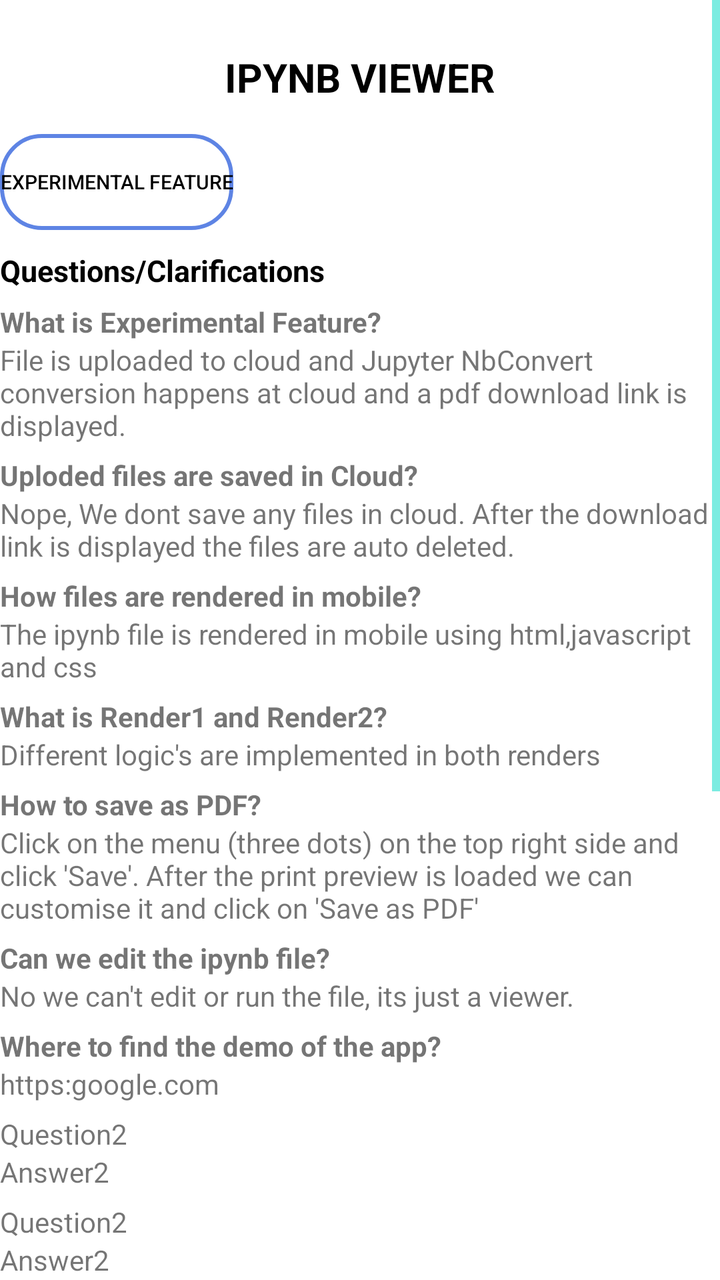
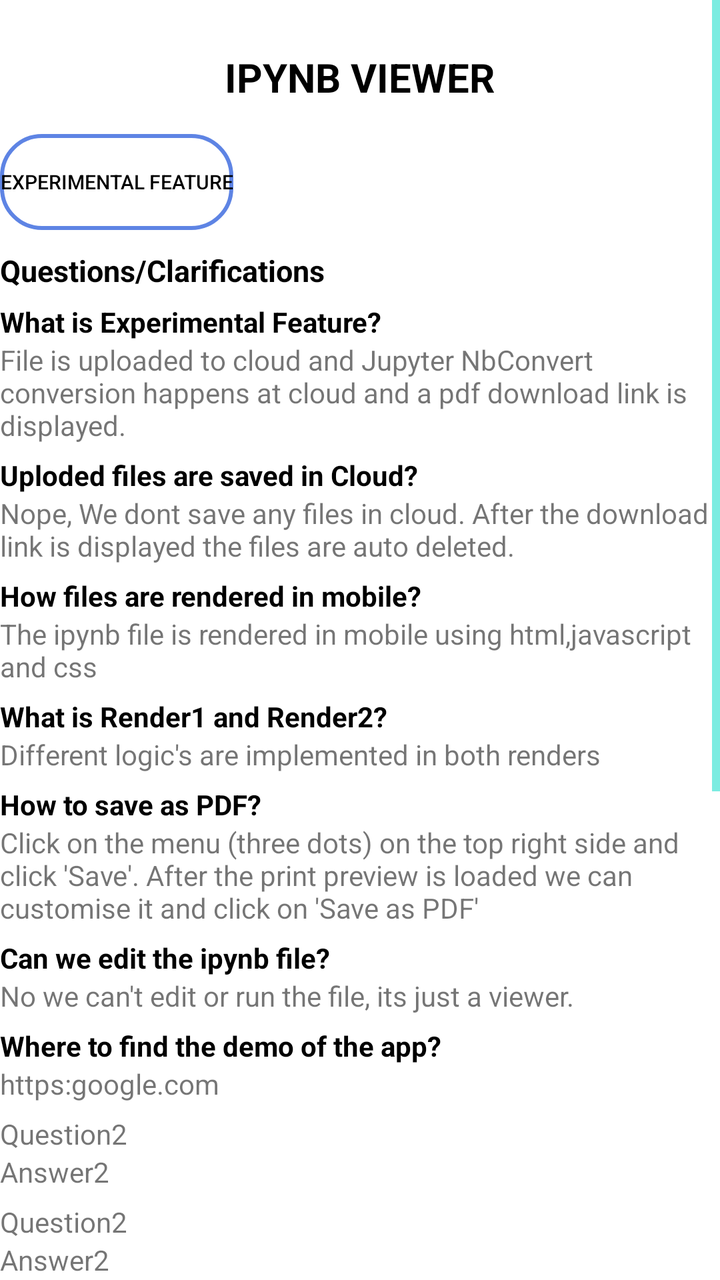

Compare the two renders of this Android layout. The source of the first and the diff that turns it into the second are given below.
<!-- AndroidManifest.xml: application theme Theme.IpynbViewer -->
<!-- res/layout/activity_information.xml -->
<?xml version="1.0" encoding="utf-8"?>
<ScrollView
    xmlns:android="http://schemas.android.com/apk/res/android"
    xmlns:tools="http://schemas.android.com/tools"
    xmlns:app="http://schemas.android.com/apk/res-auto"
    android:layout_width="match_parent"
    android:layout_height="match_parent">
    <LinearLayout
        android:layout_width="match_parent"
        android:layout_height="match_parent"
        android:orientation="vertical">

        <TextView
            android:layout_width="wrap_content"
            android:layout_height="wrap_content"
            android:text="IPYNB VIEWER"
            android:paddingTop="25dp"
            android:paddingBottom="15dp"
            android:textStyle="bold"
            android:layout_gravity="center"
            android:textColor="@color/colorText"
            android:textSize="20sp"/>

        <Button
            android:id="@+id/experimentalbtn"
            android:layout_width="wrap_content"
            android:layout_height="wrap_content"
            android:text="Experimental Feature"
            android:textSize="10sp"
            android:textColor="@color/colorText"
            android:background="@drawable/mybutton"
            tools:layout_editor_absoluteX="90dp"
            tools:layout_editor_absoluteY="587dp"
            app:backgroundTint="@null"/>

        <TextView
            android:layout_width="wrap_content"
            android:layout_height="wrap_content"
            android:text="Questions/Clarifications"
            android:textStyle="bold"
            android:textSize="15sp"
            android:textColor="@color/colorText"
            android:paddingTop="10dp"/>

        <TextView
            android:layout_width="match_parent"
            android:layout_height="wrap_content"
            android:paddingTop="6dp"
            android:text="What is Experimental Feature?"
            android:textStyle="bold"/>
        <TextView
            android:layout_width="match_parent"
            android:layout_height="wrap_content"
            android:text="File is uploaded to cloud and Jupyter NbConvert conversion happens at cloud and a pdf download link is displayed."/>

        <TextView
            android:layout_width="match_parent"
            android:layout_height="wrap_content"
            android:paddingTop="6dp"
            android:text="Uploded files are saved in Cloud?"
            android:textStyle="bold"/>
        <TextView
            android:layout_width="match_parent"
            android:layout_height="wrap_content"
            android:text="Nope, We dont save any files in cloud. After the download link is displayed the files are auto deleted."/>

        <TextView
            android:layout_width="match_parent"
            android:layout_height="wrap_content"
            android:paddingTop="6dp"
            android:text="How files are rendered in mobile?"
            android:textStyle="bold"/>
        <TextView
            android:layout_width="match_parent"
            android:layout_height="wrap_content"
            android:text="The ipynb file is rendered in mobile using html,javascript and css"/>

        <TextView
            android:layout_width="match_parent"
            android:layout_height="wrap_content"
            android:paddingTop="6dp"
            android:text="What is Render1 and Render2?"
            android:textStyle="bold"/>
        <TextView
            android:layout_width="match_parent"
            android:layout_height="wrap_content"
            android:text="Different logic's are implemented in both renders"/>

        <TextView
            android:layout_width="match_parent"
            android:layout_height="wrap_content"
            android:paddingTop="6dp"
            android:text="How to save as PDF?"
            android:textStyle="bold"/>
        <TextView
            android:layout_width="match_parent"
            android:layout_height="wrap_content"
            android:text="Click on the menu (three dots) on the top right side and click 'Save'. After the print preview is loaded we can customise it and click on 'Save as PDF'"/>

        <TextView
            android:layout_width="match_parent"
            android:layout_height="wrap_content"
            android:paddingTop="6dp"
            android:text="Can we edit the ipynb file?"
            android:textStyle="bold"/>
        <TextView
            android:layout_width="match_parent"
            android:layout_height="wrap_content"
            android:text="No we can't edit or run the file, its just a viewer."/>

        <TextView
            android:layout_width="match_parent"
            android:layout_height="wrap_content"
            android:paddingTop="6dp"
            android:text="Where to find the demo of the app?"
            android:textStyle="bold"/>
        <TextView
            android:layout_width="match_parent"
            android:layout_height="wrap_content"
            android:text="https:google.com"/>

        <TextView
            android:layout_width="match_parent"
            android:layout_height="wrap_content"
            android:paddingTop="6dp"
            android:text="Question2"/>
        <TextView
            android:layout_width="match_parent"
            android:layout_height="wrap_content"
            android:text="Answer2"/>

        <TextView
            android:layout_width="match_parent"
            android:layout_height="wrap_content"
            android:paddingTop="6dp"
            android:text="Question2"/>
        <TextView
            android:layout_width="match_parent"
            android:layout_height="wrap_content"
            android:text="Answer2"/>

        <TextView
            android:layout_width="match_parent"
            android:layout_height="wrap_content"
            android:paddingTop="6dp"
            android:text="Question2"/>
        <TextView
            android:layout_width="match_parent"
            android:layout_height="wrap_content"
            android:text="Answer2"/>

        <TextView
            android:layout_width="match_parent"
            android:layout_height="wrap_content"
            android:paddingTop="6dp"
            android:text="Question2"/>
        <TextView
            android:layout_width="match_parent"
            android:layout_height="wrap_content"
            android:text="Answer2"/>

        <TextView
            android:layout_width="match_parent"
            android:layout_height="wrap_content"
            android:paddingTop="6dp"
            android:text="Question2"/>
        <TextView
            android:layout_width="match_parent"
            android:layout_height="wrap_content"
            android:text="Answer2"/>

        <TextView
            android:layout_width="match_parent"
            android:layout_height="wrap_content"
            android:paddingTop="6dp"
            android:text="Question2"/>
        <TextView
            android:layout_width="match_parent"
            android:layout_height="wrap_content"
            android:text="Answer2"/>

        <TextView
            android:layout_width="match_parent"
            android:layout_height="wrap_content"
            android:paddingTop="6dp"
            android:text="Question2"/>
        <TextView
            android:layout_width="match_parent"
            android:layout_height="wrap_content"
            android:text="Answer2"/>

        <TextView
            android:layout_width="match_parent"
            android:layout_height="wrap_content"
            android:paddingTop="6dp"
            android:text="Question2"/>
        <TextView
            android:layout_width="match_parent"
            android:layout_height="wrap_content"
            android:text="Answer2"/>

        <TextView
            android:layout_width="match_parent"
            android:layout_height="wrap_content"
            android:paddingTop="6dp"
            android:text="Question2"/>
        <TextView
            android:layout_width="match_parent"
            android:layout_height="wrap_content"
            android:text="Answer2"/>

        <TextView
            android:layout_width="match_parent"
            android:layout_height="wrap_content"
            android:paddingTop="6dp"
            android:text="Question2"/>
        <TextView
            android:layout_width="match_parent"
            android:layout_height="wrap_content"
            android:text="Answer2"/>

        <TextView
            android:layout_width="match_parent"
            android:layout_height="wrap_content"
            android:paddingTop="6dp"
            android:text="Question2"/>
        <TextView
            android:layout_width="match_parent"
            android:layout_height="wrap_content"
            android:text="Answer2"/>

    </LinearLayout>


</ScrollView>
<!-- resources referenced by this layout -->
<resources>
  <color name="colorText">#FF000000</color>
  <!-- drawable mybutton (drawable) -->
  <?xml version="1.0" encoding="utf-8"?>
  <shape xmlns:android="http://schemas.android.com/apk/res/android">
  
      <corners android:radius="20dp" />
      <gradient
          android:endColor="@android:color/transparent"
          android:startColor="@android:color/transparent" />
      <stroke
          android:width="2dp"
          android:color="#5E84E4" /> 
  
  </shape>
  <style name="Theme.IpynbViewer" parent="Theme.MaterialComponents.DayNight.DarkActionBar">
          
          <item name="colorPrimary">@color/purple_500</item>
          <item name="colorPrimaryVariant">@color/purple_700</item>
          <item name="colorOnPrimary">@color/white</item>
          
          <item name="colorSecondary">@color/teal_200</item>
          <item name="colorSecondaryVariant">@color/teal_700</item>
          <item name="colorOnSecondary">@color/black</item>
          
          <item name="android:statusBarColor">?attr/colorPrimaryVariant</item>
          
          <item name="windowNoTitle">true</item>
  
          <item name="android:windowFullscreen">true</item>
  
          <item name="android:textColorSecondary">@color/teal_200</item>
      </style>
  <color name="purple_500">#FF6200EE</color>
  <color name="purple_700">#FF3700B3</color>
  <color name="white">#FFFFFFFF</color>
  <color name="teal_200">#FF03DAC5</color>
  <color name="teal_700">#FF018786</color>
  <color name="black">#FF000000</color>
</resources>

<!-- the commit's change to res/layout/activity_information.xml (unified diff, before → after) -->
@@ -47,7 +47,8 @@
             android:layout_height="wrap_content"
             android:paddingTop="6dp"
             android:text="What is Experimental Feature?"
-            android:textStyle="bold"/>
+            android:textStyle="bold"
+            android:textColor="@color/colorText"/>
         <TextView
             android:layout_width="match_parent"
             android:layout_height="wrap_content"
@@ -58,7 +59,8 @@
             android:layout_height="wrap_content"
             android:paddingTop="6dp"
             android:text="Uploded files are saved in Cloud?"
-            android:textStyle="bold"/>
+            android:textStyle="bold"
+            android:textColor="@color/colorText"/>
         <TextView
             android:layout_width="match_parent"
             android:layout_height="wrap_content"
@@ -69,7 +71,8 @@
             android:layout_height="wrap_content"
             android:paddingTop="6dp"
             android:text="How files are rendered in mobile?"
-            android:textStyle="bold"/>
+            android:textStyle="bold"
+            android:textColor="@color/colorText"/>
         <TextView
             android:layout_width="match_parent"
             android:layout_height="wrap_content"
@@ -80,7 +83,8 @@
             android:layout_height="wrap_content"
             android:paddingTop="6dp"
             android:text="What is Render1 and Render2?"
-            android:textStyle="bold"/>
+            android:textStyle="bold"
+            android:textColor="@color/colorText"/>
         <TextView
             android:layout_width="match_parent"
             android:layout_height="wrap_content"
@@ -91,7 +95,8 @@
             android:layout_height="wrap_content"
             android:paddingTop="6dp"
             android:text="How to save as PDF?"
-            android:textStyle="bold"/>
+            android:textStyle="bold"
+            android:textColor="@color/colorText"/>
         <TextView
             android:layout_width="match_parent"
             android:layout_height="wrap_content"
@@ -102,7 +107,8 @@
             android:layout_height="wrap_content"
             android:paddingTop="6dp"
             android:text="Can we edit the ipynb file?"
-            android:textStyle="bold"/>
+            android:textStyle="bold"
+            android:textColor="@color/colorText"/>
         <TextView
             android:layout_width="match_parent"
             android:layout_height="wrap_content"
@@ -113,7 +119,8 @@
             android:layout_height="wrap_content"
             android:paddingTop="6dp"
             android:text="Where to find the demo of the app?"
-            android:textStyle="bold"/>
+            android:textStyle="bold"
+            android:textColor="@color/colorText"/>
         <TextView
             android:layout_width="match_parent"
             android:layout_height="wrap_content"
